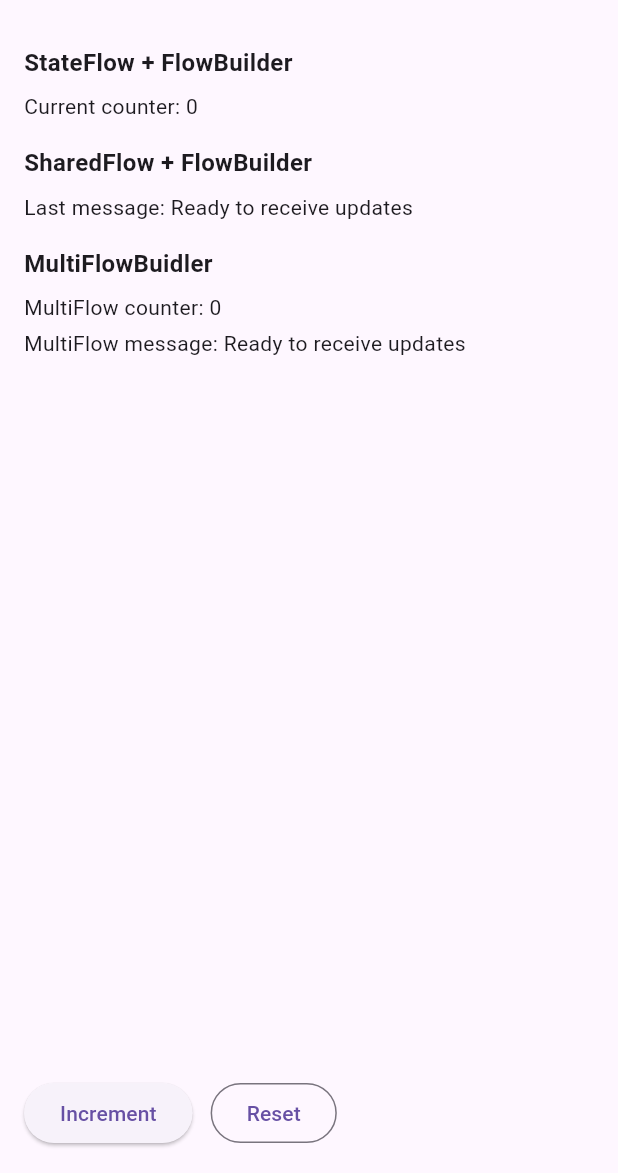
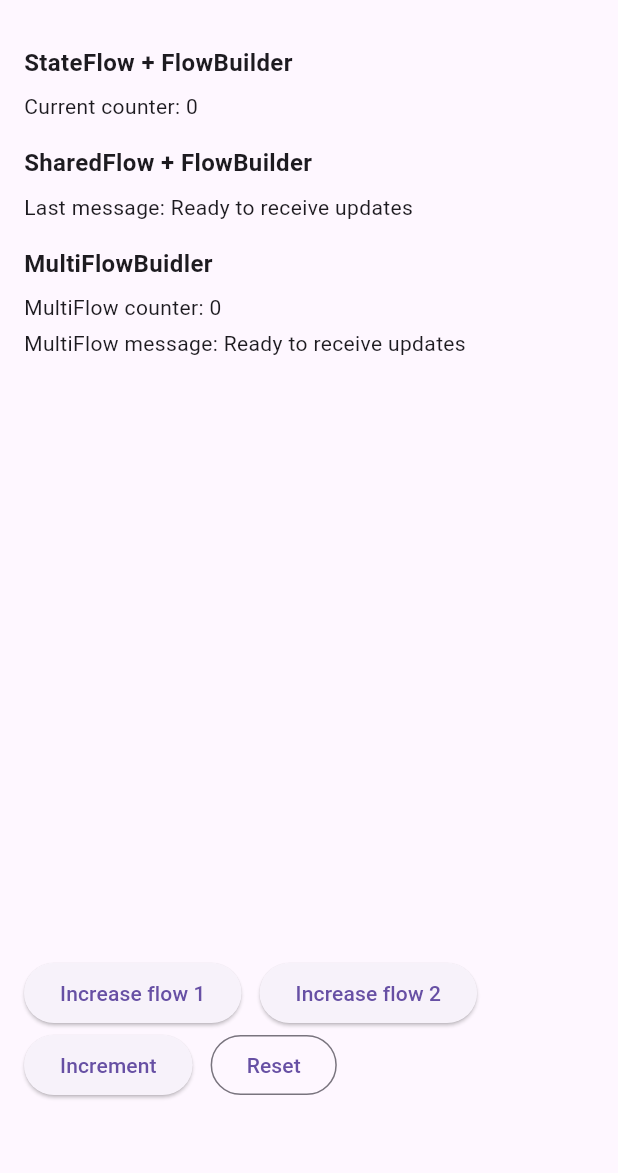
Before and after one commit to NexPlugs/pl_flow, a Flutter app: the screen it shows after launch, on a phone screen of 412 x 824 dp, the part 63-1236 px from its top. Run offline on Flutter 3.47's test engine with Material 3 defaults, Android fonts, the phone set to English and light mode, and no system bars; our stand-ins replace tuple.

Commit message:
chore: add code example

```diff
--- a/example/lib/main.dart
+++ b/example/lib/main.dart
@@ -118,6 +118,23 @@ class _FlowDemoPageState extends State<FlowDemoPage> {
             Row(
               children: [
                 ElevatedButton(
+                  onPressed: () {
+                    _counterFlow.value++;
+                  },
+                  child: const Text('Increase flow 1'),
+                ),
+                const SizedBox(width: 12),
+                ElevatedButton(
+                  onPressed: () {
+                    _messageFlow.emit('Hello from flow 2');
+                  },
+                  child: const Text('Increase flow 2'),
+                ),
+              ],
+            ),
+            Row(
+              children: [
+                ElevatedButton(
                   onPressed: _increment,
                   child: const Text('Increment'),
                 ),
@@ -125,6 +142,7 @@ class _FlowDemoPageState extends State<FlowDemoPage> {
                 OutlinedButton(onPressed: _reset, child: const Text('Reset')),
               ],
             ),
+            const SizedBox(height: 32),
           ],
         ),
       ),
```
Also changed, not shown: lib/src/components/multi_flow_builder.dart (+4 -10 lines).
